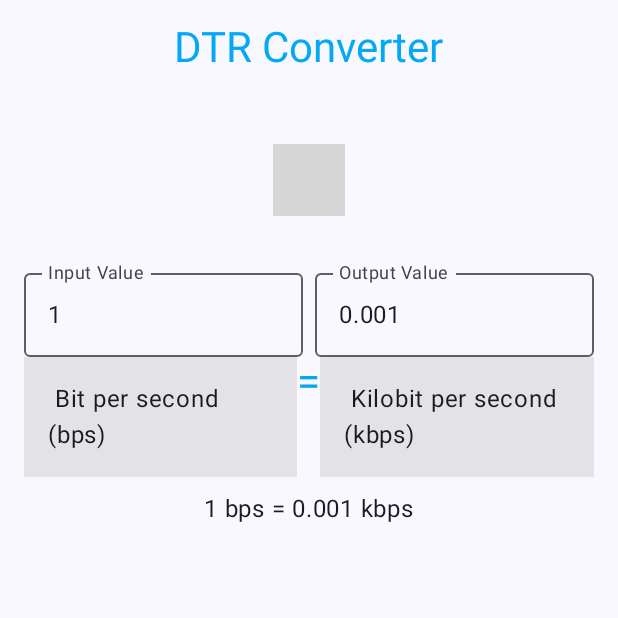
After one commit to Than-Zaw-Hein/SpeedoMeterApp, an Android app built with Jetpack Compose: the DataTransferRateConverterScreen screen opened through its navigation route, on a phone screen of 412 x 824 dp, the top half of it. The commit adds this screen. Run offline under Robolectric (Android 15) with nearby library versions, the phone set to English and light mode, and no system bars; 4 statements that could not run were skipped; grey boxes are pictures that could not be loaded.

Commit message:
Add Data Transfer Screen

```diff
--- a/app/src/main/java/com/example/speedometerapp/MainActivity.kt
+++ b/app/src/main/java/com/example/speedometerapp/MainActivity.kt
@@ -50,6 +50,7 @@ import androidx.compose.ui.unit.dp
 import androidx.navigation.compose.NavHost
 import androidx.navigation.compose.composable
 import androidx.navigation.compose.rememberNavController
+import com.example.speedometerapp.screen.dataTransferRateConverter.DataTransferRateConverterScreen
 import com.example.speedometerapp.screen.electricityConverter.ElectricityConverterScreen
 import com.example.speedometerapp.screen.lengthCalculator.LengthCalculatorScreen
 import com.example.speedometerapp.screen.materialColorPicker.MaterialColorPickerScreen
@@ -252,6 +253,17 @@ fun MyNavHost(
                     }
                 }
             }
+            composable<DataTransferRateConverterRoute> {
+                onCurrentScreenChange(Screen.DataTransferRateConverter)
+                DataTransferRateConverterScreen(
+                    animatedVisibilityScope = this,
+                    sharedTransitionScope = this@SharedTransitionLayout
+                ) {
+                    if (!this@SharedTransitionLayout.isTransitionActive) {
+                        navController.navigateUp()
+                    }
+                }
+            }
         }
     }
 }
@@ -344,6 +356,11 @@ enum class Screen(@DrawableRes open val image: Int, open val text: String, val m
     VolumeConverter(
         image = R.drawable.volume_converter,
         text = "Volume Converter", VolumeConverterRoute()
-    )
+    ),
+    DataTransferRateConverter(
+        image = R.drawable.data_transfer,
+        text = "DTR Converter",
+        DataTransferRateConverterRoute()
+    );
 
 }
--- a/app/src/main/java/com/example/speedometerapp/Route.kt
+++ b/app/src/main/java/com/example/speedometerapp/Route.kt
@@ -53,6 +53,11 @@ data class VolumeConverterRoute(
     val name: String = "VolumeConverter"
 ) : AppRoute
 
+@Serializable
+data class DataTransferRateConverterRoute(
+    val name: String = "DataTransferRateConverter"
+) : AppRoute
+
 @Composable
 fun NavBackStackEntry?.currentRoute(): AppRoute? {
     return when (this?.destination?.route) {
@@ -62,6 +67,7 @@ fun NavBackStackEntry?.currentRoute(): AppRoute? {
         MaterialColorPickerRoute().toString() -> MaterialColorPickerRoute()
         ElectricityConverterRoute().toString() -> ElectricityConverterRoute()
         VolumeConverterRoute().toString() -> VolumeConverterRoute()
+        DataTransferRateConverterRoute().toString() -> DataTransferRateConverterRoute()
         else -> DashboardRoute
     }
 }
--- /dev/null
+++ b/app/src/main/java/com/example/speedometerapp/screen/dataTransferRateConverter/DataTransferRateConverterScreen.kt
@@ -0,0 +1,204 @@
+package com.example.speedometerapp.screen.dataTransferRateConverter
+
+
+import android.util.Log
+import androidx.activity.compose.BackHandler
+import androidx.compose.animation.AnimatedContentScope
+import androidx.compose.animation.ExperimentalSharedTransitionApi
+import androidx.compose.animation.SharedTransitionScope
+import androidx.compose.foundation.background
+import androidx.compose.foundation.clickable
+import androidx.compose.foundation.layout.Arrangement
+import androidx.compose.foundation.layout.Column
+import androidx.compose.foundation.layout.Row
+import androidx.compose.foundation.layout.Spacer
+import androidx.compose.foundation.layout.fillMaxSize
+import androidx.compose.foundation.layout.fillMaxWidth
+import androidx.compose.foundation.layout.height
+import androidx.compose.foundation.layout.padding
+import androidx.compose.foundation.layout.size
+import androidx.compose.foundation.shape.RoundedCornerShape
+import androidx.compose.foundation.text.KeyboardOptions
+import androidx.compose.material.icons.Icons
+import androidx.compose.material.icons.filled.KeyboardArrowDown
+import androidx.compose.material.icons.filled.KeyboardArrowUp
+import androidx.compose.material3.DropdownMenu
+import androidx.compose.material3.DropdownMenuItem
+import androidx.compose.material3.Icon
+import androidx.compose.material3.MaterialTheme
+import androidx.compose.material3.OutlinedTextField
+import androidx.compose.material3.Text
+import androidx.compose.runtime.Composable
+import androidx.compose.runtime.getValue
+import androidx.compose.runtime.mutableStateOf
+import androidx.compose.runtime.remember
+import androidx.compose.runtime.setValue
+import androidx.compose.ui.Alignment
+import androidx.compose.ui.Modifier
+import androidx.compose.ui.graphics.Color
+import androidx.compose.ui.text.input.KeyboardType
+import androidx.compose.ui.tooling.preview.Preview
+import androidx.compose.ui.unit.dp
+import com.example.speedometerapp.R
+import com.example.speedometerapp.ui.composable.AppImage
+
+@OptIn(ExperimentalSharedTransitionApi::class)
+@Composable
+fun DataTransferRateConverterScreen(
+    modifier: Modifier = Modifier,
+    animatedVisibilityScope: AnimatedContentScope,
+    sharedTransitionScope: SharedTransitionScope,
+    onBackPress: () -> Unit
+) {
+    BackHandler() {
+        if (!sharedTransitionScope.isTransitionActive) {
+            onBackPress()
+        }
+    }
+    var inputValue by remember { mutableStateOf("1") }
+    var inputUnit by remember { mutableStateOf(DataTransferRateUnit.BPS) }
+    var outputUnit by remember { mutableStateOf(DataTransferRateUnit.KBPS) }
+    val inputValueDouble = inputValue.toDoubleOrNull() ?: 0.0
+    val outputValueDouble = convertDataTransferRate(inputValueDouble, inputUnit, outputUnit)
+
+    val formulaMessage = try {
+        val formula = convertDataTransferRate(1.0, inputUnit, outputUnit)
+        "1 ${inputUnit.name.lowercase()} = $formula ${outputUnit.name.lowercase()}"
+    } catch (e: NumberFormatException) {
+        "Invalid input value"
+    }
+
+    Column(
+        modifier = modifier
+            .fillMaxSize()
+            .padding(16.dp),
+        horizontalAlignment = Alignment.CenterHorizontally
+    ) {
+        Spacer(Modifier.height(16.dp))
+        AppImage(
+            modifier = Modifier.size(100.dp),
+            image = R.drawable.data_transfer,
+            animatedVisibilityScope = animatedVisibilityScope,
+            sharedTransitionScope = sharedTransitionScope
+        )
+        Spacer(modifier = Modifier.height(30.dp))
+        Row(
+            Modifier.fillMaxWidth(), horizontalArrangement = Arrangement.spacedBy(8.dp)
+        ) {
+            OutlinedTextField(
+                modifier = Modifier.weight(1f),
+                value = inputValue,
+                singleLine = true,
+                maxLines = 1,
+                onValueChange = { inputValue = it },
+                label = { Text(text = "Input Value") },
+                keyboardOptions = KeyboardOptions(keyboardType = KeyboardType.Number)
+            )
+            OutlinedTextField(
+                modifier = Modifier.weight(1f),
+                value = outputValueDouble.toString(),
+                onValueChange = {},
+                singleLine = true,
+                maxLines = 1,
+                label = { Text(text = "Output Value") },
+                keyboardOptions = KeyboardOptions(keyboardType = KeyboardType.Number)
+            )
+        }
+        Row(modifier = Modifier.fillMaxWidth()) {
+            UnitSelector(modifier = Modifier.weight(1f),
+                unit = inputUnit.displayName,
+                onUnitChange = { newUnit ->
+                    inputUnit = DataTransferRateUnit.values().first { it.displayName == newUnit }
+                })
+            Text("=", style = MaterialTheme.typography.headlineLarge)
+            UnitSelector(modifier = Modifier.weight(1f),
+                unit = outputUnit.displayName,
+                onUnitChange = { newUnit ->
+                    outputUnit = DataTransferRateUnit.entries.first { it.displayName == newUnit }
+                })
+        }
+        Spacer(modifier = Modifier.height(12.dp))
+        Text(text = formulaMessage, style = MaterialTheme.typography.bodyLarge)
+    }
+}
+
+@Composable
+fun UnitSelector(
+    modifier: Modifier,
+    unit: String,
+    onUnitChange: (String) -> Unit
+) {
+    var expanded by remember { mutableStateOf(false) }
+    Row(
+        modifier = modifier
+            .background(Color.Gray.copy(alpha = 0.2f))
+            .clickable { expanded = true },
+        verticalAlignment = Alignment.CenterVertically,
+        horizontalArrangement = Arrangement.SpaceBetween
+    ) {
+        Text(
+            " $unit", modifier = Modifier
+                .padding(16.dp)
+        )
+        Column(
+            modifier = Modifier
+                .padding(horizontal = 16.dp)
+        ) {
+            IncreaseDecreaseIconButton(true)
+            IncreaseDecreaseIconButton(false)
+        }
+        DropdownMenu(
+            expanded = expanded,
+            onDismissRequest = { expanded = false },
+        ) {
+            DataTransferRateUnit.entries.forEach { unit ->
+                DropdownMenuItem(onClick = {
+                    onUnitChange(unit.displayName)
+                    expanded = false
+                },
+                    text = { Text(text = unit.displayName) })
+            }
+        }
+    }
+}
+
+@Composable
+fun IncreaseDecreaseIconButton(
+    isIncrease: Boolean,
+) {
+    Icon(
+        imageVector = if (isIncrease) Icons.Filled.KeyboardArrowUp else Icons.Filled.KeyboardArrowDown,
+        contentDescription = if (isIncrease) "Increase" else "Decrease"
+    )
+}
+
+//@Preview(showBackground = true)
+//@Composable
+//fun previewDataTransferRateConverterScreen() {
+//    DataTransferRateConverterScreen(
+//        Modifier.fillMaxSize(),
+//        animatedVisibilityScope = AnimatedContentScope(),
+//        sharedTransitionScope = sharedTransitionScope(),
+//        onBackPress = {}
+//    )
+//}
+val conversionFactors = mapOf(
+    DataTransferRateUnit.BPS to 1.0,
+    DataTransferRateUnit.KBPS to 1_000.0,
+    DataTransferRateUnit.MBPS to 1_000_000.0,
+    DataTransferRateUnit.GBPS to 1_000_000_000.0,
+    DataTransferRateUnit.Bps to 8.0,
+    DataTransferRateUnit.KBps to 8_000.0,
+    DataTransferRateUnit.MBps to 8_000_000.0,
+    DataTransferRateUnit.GBps to 8_000_000_000.0
+)
+
+private fun convertDataTransferRate(
+    value: Double,
+    fromUnit: DataTransferRateUnit,
+    toUnit: DataTransferRateUnit
+): Double {
+
+    val valueInBps = value * conversionFactors[fromUnit]!!
+    return valueInBps / conversionFactors[toUnit]!!
+}
--- a/app/src/main/java/com/example/speedometerapp/ui/theme/Type.kt
+++ b/app/src/main/java/com/example/speedometerapp/ui/theme/Type.kt
@@ -18,7 +18,7 @@ val Typography = Typography(
     headlineLarge = TextStyle(
         fontFamily = FontFamily.SansSerif,
         fontWeight = FontWeight.Normal,
-        fontSize = 32.sp,
+        fontSize = 28.sp,
         lineHeight = 40.0.sp,
         color = PrimaryColor
     )
--- a/gradle/libs.versions.toml
+++ b/gradle/libs.versions.toml
@@ -1,6 +1,6 @@
 [versions]
 accompanistNavigationMaterial = "0.26.5-rc"
-agp = "8.6.0-alpha03"
+agp = "8.6.0-alpha04"
 animation = "1.7.0-beta02"
 kotlin = "1.9.24"
 kotlinxSerializationJson = "1.6.3"
```
Also changed, not shown: app/src/main/java/com/example/speedometerapp/screen/dataTransferRateConverter/DataTransferRateUnit.kt (added, +12 -0 lines), app/src/main/res/drawable/data_transfer.png (added).
